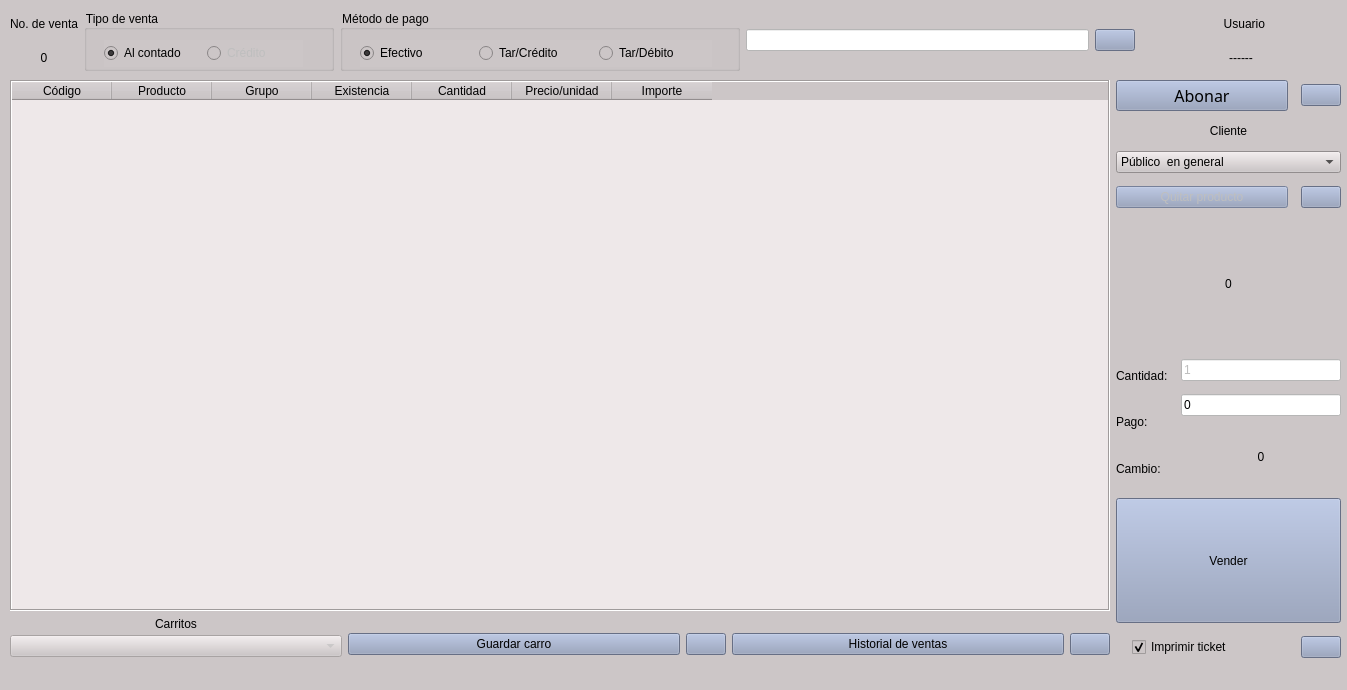
The window that Ventas.ui (jesusArteaga17/FerreteriaGuerreroPython) describes before a commit, drawn with Qt 5.
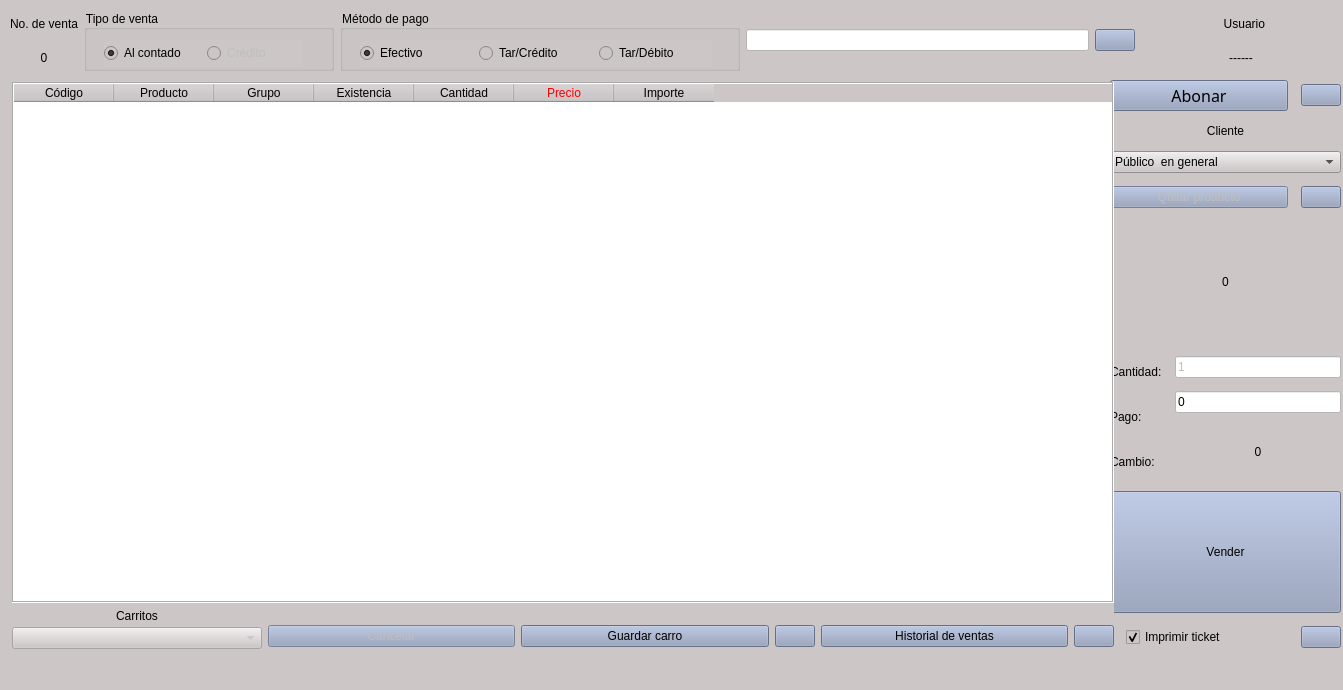
The same window after the commit. Icons and pictures are not drawn.

Diff of the .ui file:
```diff
--- a/Ventas.ui
+++ b/Ventas.ui
@@ -6,7 +6,7 @@
    <rect>
     <x>0</x>
     <y>0</y>
-    <width>1347</width>
+    <width>1343</width>
     <height>690</height>
    </rect>
   </property>
@@ -251,204 +251,15 @@
      </item>
     </layout>
    </widget>
-   <widget class="QWidget" name="layoutWidget_4">
+   <widget class="QWidget" name="layoutWidget">
     <property name="geometry">
      <rect>
-      <x>10</x>
+      <x>1110</x>
       <y>80</y>
-      <width>1331</width>
-      <height>591</height>
+      <width>231</width>
+      <height>581</height>
      </rect>
     </property>
-    <layout class="QHBoxLayout" name="horizontalLayout_4">
-     <item>
-      <layout class="QVBoxLayout" name="verticalLayout_5">
-       <property name="sizeConstraint">
-        <enum>QLayout::SetMinimumSize</enum>
-       </property>
-       <item>
-        <widget class="QTableWidget" name="tableventas">
-         <property name="enabled">
-          <bool>true</bool>
-         </property>
-         <property name="minimumSize">
-          <size>
-           <width>1100</width>
-           <height>0</height>
-          </size>
-         </property>
-         <property name="statusTip">
-          <string/>
-         </property>
-         <property name="frameShape">
-          <enum>QFrame::Box</enum>
-         </property>
-         <property name="editTriggers">
-          <set>QAbstractItemView::NoEditTriggers</set>
-         </property>
-         <property name="alternatingRowColors">
-          <bool>true</bool>
-         </property>
-         <property name="showGrid">
-          <bool>true</bool>
-         </property>
-         <property name="gridStyle">
-          <enum>Qt::SolidLine</enum>
-         </property>
-         <property name="sortingEnabled">
-          <bool>false</bool>
-         </property>
-         <property name="wordWrap">
-          <bool>false</bool>
-         </property>
-         <attribute name="verticalHeaderVisible">
-          <bool>false</bool>
-         </attribute>
-         <column>
-          <property name="text">
-           <string notr="true">Código</string>
-          </property>
-         </column>
-         <column>
-          <property name="text">
-           <string notr="true">Producto</string>
-          </property>
-          <property name="font">
-           <font>
-            <weight>50</weight>
-            <bold>false</bold>
-           </font>
-          </property>
-         </column>
-         <column>
-          <property name="text">
-           <string>Grupo</string>
-          </property>
-         </column>
-         <column>
-          <property name="text">
-           <string>Existencia</string>
-          </property>
-         </column>
-         <column>
-          <property name="text">
-           <string>Cantidad</string>
-          </property>
-         </column>
-         <column>
-          <property name="text">
-           <string>Precio/unidad</string>
-          </property>
-         </column>
-         <column>
-          <property name="text">
-           <string>Importe</string>
-          </property>
-         </column>
-        </widget>
-       </item>
-       <item>
-        <layout class="QHBoxLayout" name="horizontalLayout_10">
-         <item>
-          <layout class="QVBoxLayout" name="verticalLayout_2">
-           <property name="spacing">
-            <number>4</number>
-           </property>
-           <property name="topMargin">
-            <number>0</number>
-           </property>
-           <property name="bottomMargin">
-            <number>14</number>
-           </property>
-           <item>
-            <widget class="QLabel" name="label_4">
-             <property name="text">
-              <string>Carritos</string>
-             </property>
-             <property name="alignment">
-              <set>Qt::AlignCenter</set>
-             </property>
-            </widget>
-           </item>
-           <item>
-            <widget class="QComboBox" name="carritos">
-             <property name="enabled">
-              <bool>false</bool>
-             </property>
-             <property name="minimumSize">
-              <size>
-               <width>250</width>
-               <height>0</height>
-              </size>
-             </property>
-             <property name="currentIndex">
-              <number>-1</number>
-             </property>
-            </widget>
-           </item>
-          </layout>
-         </item>
-         <item>
-          <widget class="QPushButton" name="botguardar">
-           <property name="text">
-            <string>Guardar carro</string>
-           </property>
-           <property name="icon">
-            <iconset>
-             <normaloff>icons/plus_circle_new_create_icon_145948.png</normaloff>icons/plus_circle_new_create_icon_145948.png</iconset>
-           </property>
-          </widget>
-         </item>
-         <item>
-          <widget class="QPushButton" name="ayudaguardar">
-           <property name="sizePolicy">
-            <sizepolicy hsizetype="Maximum" vsizetype="Fixed">
-             <horstretch>0</horstretch>
-             <verstretch>0</verstretch>
-            </sizepolicy>
-           </property>
-           <property name="text">
-            <string/>
-           </property>
-           <property name="icon">
-            <iconset>
-             <normaloff>icons/help_question_1566.png</normaloff>icons/help_question_1566.png</iconset>
-           </property>
-          </widget>
-         </item>
-         <item>
-          <widget class="QPushButton" name="bothistorial">
-           <property name="text">
-            <string>Historial de ventas</string>
-           </property>
-           <property name="icon">
-            <iconset>
-             <normaloff>icons/eye_visible_hide_hidden_show_icon_145988.png</normaloff>icons/eye_visible_hide_hidden_show_icon_145988.png</iconset>
-           </property>
-          </widget>
-         </item>
-         <item>
-          <widget class="QPushButton" name="ayudahistorial">
-           <property name="sizePolicy">
-            <sizepolicy hsizetype="Maximum" vsizetype="Fixed">
-             <horstretch>0</horstretch>
-             <verstretch>0</verstretch>
-            </sizepolicy>
-           </property>
-           <property name="text">
-            <string/>
-           </property>
-           <property name="icon">
-            <iconset>
-             <normaloff>icons/help_question_1566.png</normaloff>icons/help_question_1566.png</iconset>
-           </property>
-          </widget>
-         </item>
-        </layout>
-       </item>
-      </layout>
-     </item>
-     <item>
       <layout class="QVBoxLayout" name="verticalLayout">
        <property name="spacing">
         <number>13</number>
@@ -742,6 +553,228 @@
         </layout>
        </item>
       </layout>
+   </widget>
+   <widget class="QWidget" name="layoutWidget">
+    <property name="geometry">
+     <rect>
+      <x>12</x>
+      <y>82</y>
+      <width>1102</width>
+      <height>581</height>
+     </rect>
+    </property>
+    <layout class="QVBoxLayout" name="verticalLayout_5">
+     <item>
+      <widget class="QTableWidget" name="tableventas">
+       <property name="enabled">
+        <bool>true</bool>
+       </property>
+       <property name="minimumSize">
+        <size>
+         <width>1100</width>
+         <height>0</height>
+        </size>
+       </property>
+       <property name="statusTip">
+        <string/>
+       </property>
+       <property name="styleSheet">
+        <string notr="true">QTableView,QListView::section {
+	Background-color:rgb(255, 255, 255);
+	alternate-background-color:rgb(200, 167, 255);	
+}</string>
+       </property>
+       <property name="frameShape">
+        <enum>QFrame::Box</enum>
+       </property>
+       <property name="editTriggers">
+        <set>QAbstractItemView::NoEditTriggers</set>
+       </property>
+       <property name="alternatingRowColors">
+        <bool>true</bool>
+       </property>
+       <property name="showGrid">
+        <bool>true</bool>
+       </property>
+       <property name="gridStyle">
+        <enum>Qt::SolidLine</enum>
+       </property>
+       <property name="sortingEnabled">
+        <bool>false</bool>
+       </property>
+       <property name="wordWrap">
+        <bool>false</bool>
+       </property>
+       <attribute name="verticalHeaderVisible">
+        <bool>false</bool>
+       </attribute>
+       <column>
+        <property name="text">
+         <string notr="true">Código</string>
+        </property>
+       </column>
+       <column>
+        <property name="text">
+         <string notr="true">Producto</string>
+        </property>
+        <property name="font">
+         <font>
+          <weight>50</weight>
+          <bold>false</bold>
+         </font>
+        </property>
+       </column>
+       <column>
+        <property name="text">
+         <string>Grupo</string>
+        </property>
+       </column>
+       <column>
+        <property name="text">
+         <string>Existencia</string>
+        </property>
+       </column>
+       <column>
+        <property name="text">
+         <string>Cantidad</string>
+        </property>
+       </column>
+       <column>
+        <property name="text">
+         <string>Precio</string>
+        </property>
+        <property name="foreground">
+         <brush brushstyle="SolidPattern">
+          <color alpha="255">
+           <red>255</red>
+           <green>0</green>
+           <blue>0</blue>
+          </color>
+         </brush>
+        </property>
+       </column>
+       <column>
+        <property name="text">
+         <string>Importe</string>
+        </property>
+       </column>
+      </widget>
+     </item>
+     <item>
+      <layout class="QHBoxLayout" name="horizontalLayout_10">
+       <item>
+        <layout class="QVBoxLayout" name="verticalLayout_2">
+         <property name="spacing">
+          <number>4</number>
+         </property>
+         <property name="topMargin">
+          <number>0</number>
+         </property>
+         <property name="bottomMargin">
+          <number>14</number>
+         </property>
+         <item>
+          <widget class="QLabel" name="label_4">
+           <property name="text">
+            <string>Carritos</string>
+           </property>
+           <property name="alignment">
+            <set>Qt::AlignCenter</set>
+           </property>
+          </widget>
+         </item>
+         <item>
+          <widget class="QComboBox" name="carritos">
+           <property name="enabled">
+            <bool>false</bool>
+           </property>
+           <property name="minimumSize">
+            <size>
+             <width>250</width>
+             <height>0</height>
+            </size>
+           </property>
+           <property name="currentIndex">
+            <number>-1</number>
+           </property>
+          </widget>
+         </item>
+        </layout>
+       </item>
+       <item>
+        <widget class="QPushButton" name="botcancelar">
+         <property name="enabled">
+          <bool>false</bool>
+         </property>
+         <property name="text">
+          <string>Cancelar</string>
+         </property>
+         <property name="icon">
+          <iconset>
+           <normaloff>icons/logout.png</normaloff>icons/logout.png</iconset>
+         </property>
+        </widget>
+       </item>
+       <item>
+        <widget class="QPushButton" name="botguardar">
+         <property name="enabled">
+          <bool>true</bool>
+         </property>
+         <property name="text">
+          <string>Guardar carro</string>
+         </property>
+         <property name="icon">
+          <iconset>
+           <normaloff>icons/plus_circle_new_create_icon_145948.png</normaloff>icons/plus_circle_new_create_icon_145948.png</iconset>
+         </property>
+        </widget>
+       </item>
+       <item>
+        <widget class="QPushButton" name="ayudaguardar">
+         <property name="sizePolicy">
+          <sizepolicy hsizetype="Maximum" vsizetype="Fixed">
+           <horstretch>0</horstretch>
+           <verstretch>0</verstretch>
+          </sizepolicy>
+         </property>
+         <property name="text">
+          <string/>
+         </property>
+         <property name="icon">
+          <iconset>
+           <normaloff>icons/help_question_1566.png</normaloff>icons/help_question_1566.png</iconset>
+         </property>
+        </widget>
+       </item>
+       <item>
+        <widget class="QPushButton" name="bothistorial">
+         <property name="text">
+          <string>Historial de ventas</string>
+         </property>
+         <property name="icon">
+          <iconset>
+           <normaloff>icons/eye_visible_hide_hidden_show_icon_145988.png</normaloff>icons/eye_visible_hide_hidden_show_icon_145988.png</iconset>
+         </property>
+        </widget>
+       </item>
+       <item>
+        <widget class="QPushButton" name="ayudahistorial">
+         <property name="sizePolicy">
+          <sizepolicy hsizetype="Maximum" vsizetype="Fixed">
+           <horstretch>0</horstretch>
+           <verstretch>0</verstretch>
+          </sizepolicy>
+         </property>
+         <property name="text">
+          <string/>
+         </property>
+         <property name="icon">
+          <iconset>
+           <normaloff>icons/help_question_1566.png</normaloff>icons/help_question_1566.png</iconset>
+         </property>
+        </widget>
+       </item>
+      </layout>
      </item>
     </layout>
    </widget>
```
Left out of the diff: 2 changed lines with no effect on the pictures. Lines whose indentation alone changed are shown as unchanged.
